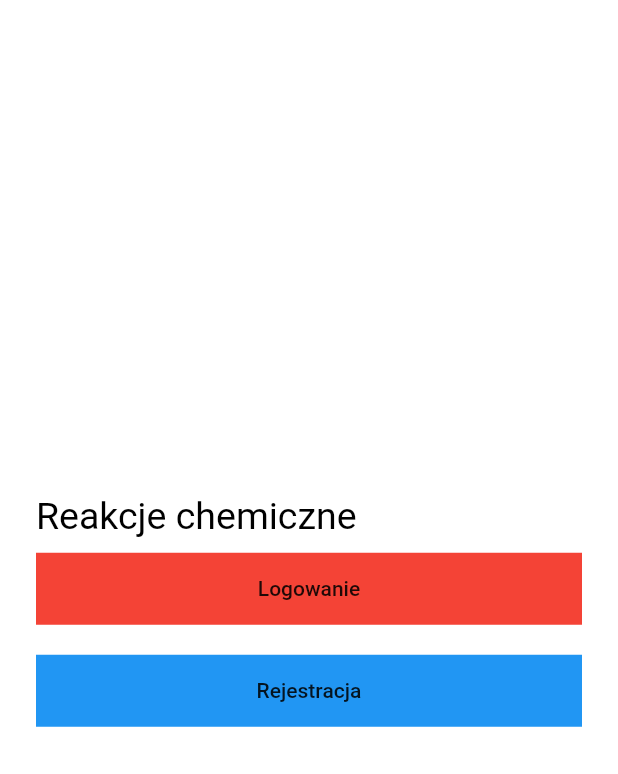
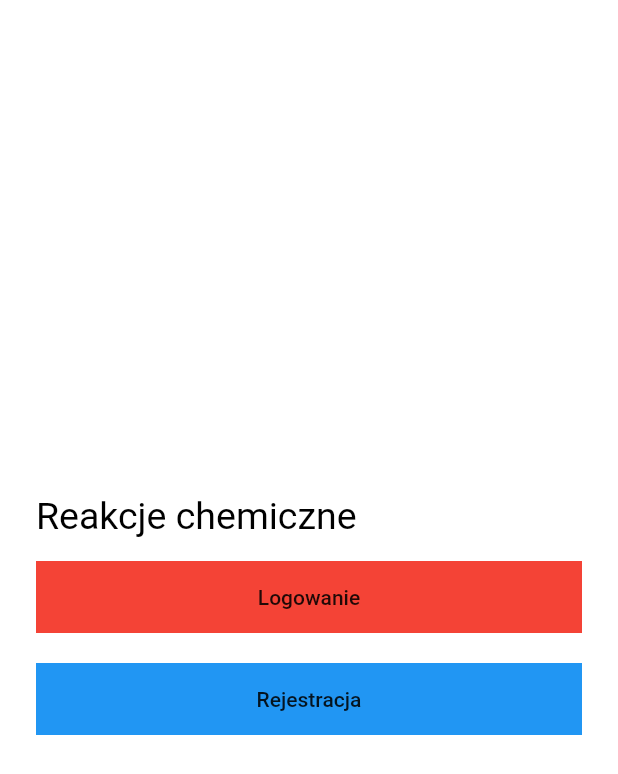
Before and after one commit to Sandra-chemist/SAEP-ReakcjeOrganiczne, a Flutter app: the screen it shows after launch, on a phone screen of 412 x 824 dp. Shown: the top 774 px of the screen. Run offline on Flutter 3.47's test engine with Material 2 defaults, Android fonts, the phone set to English and light mode, and no system bars.

Commit message:
code was refactored

```diff
--- a/lib/main.dart
+++ b/lib/main.dart
@@ -12,9 +12,6 @@ class ChemicalApp extends StatelessWidget {
   @override
   Widget build(BuildContext context) {
     return MaterialApp(
-      theme: ThemeData(
-        primarySwatch: Colors.blue,
-      ),
       initialRoute: WelcomeScreen.id,
       routes: {
         WelcomeScreen.id: (context) => WelcomeScreen(),
--- a/lib/screens/welcome_screen.dart
+++ b/lib/screens/welcome_screen.dart
@@ -24,13 +24,16 @@ class _WelcomeScreenState extends State<WelcomeScreen> {
             Row(
               children: const [
                 Text(
-                  textAlign: TextAlign.center,
                   'Reakcje chemiczne',
+                  textAlign: TextAlign.justify,
                   style: TextStyle(
                     color: Colors.black,
                     fontSize: 25.0,
                   ),
                 ),
+                SizedBox(
+                  height: 40.0,
+                )
               ],
             ),
             Padding(
```
